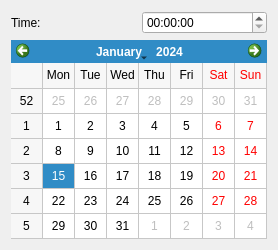
First picture: the form in bin/ui/datetime.ui, repository xrg/openerp-client-kde, before the edit.
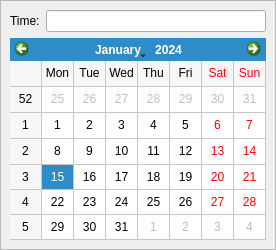
Second picture: the form after the edit.

Commit message: Widgets cleanup in order to try to make them usable in any widget style. For example it was breaking in Oxygen and Mac styles. No more maximum sizes and proper policies should be the norm now. Refer to bug #1910606 for more information.

What changed in the file:
```diff
--- a/bin/ui/datetime.ui
+++ b/bin/ui/datetime.ui
@@ -15,26 +15,55 @@
     <height>250</height>
    </size>
   </property>
+  <property name="styleSheet" >
+   <string>#DateTime{
+border: 1px solid black;
+}</string>
+  </property>
+  <layout class="QVBoxLayout" >
+   <property name="leftMargin" >
+    <number>0</number>
+   </property>
+   <property name="topMargin" >
+    <number>0</number>
+   </property>
+   <property name="rightMargin" >
+    <number>0</number>
+   </property>
+   <property name="bottomMargin" >
+    <number>0</number>
+   </property>
+   <item>
+    <widget class="QFrame" name="frame" >
+     <property name="frameShape" >
+      <enum>QFrame::StyledPanel</enum>
+     </property>
+     <property name="frameShadow" >
+      <enum>QFrame::Raised</enum>
+     </property>
   <layout class="QVBoxLayout" >
    <item>
     <layout class="QHBoxLayout" >
      <item>
-      <widget class="QLabel" name="timeLbl" >
+         <widget class="QLabel" name="labelTime" >
        <property name="text" >
         <string>Time:</string>
        </property>
       </widget>
      </item>
      <item>
-      <widget class="QTimeEdit" name="timeEdit" />
+         <widget class="QLineEdit" name="uiTime" />
      </item>
     </layout>
    </item>
    <item>
-    <widget class="QCalendarWidget" name="calendarWidget" >
+       <widget class="QCalendarWidget" name="uiCalendar" >
      <property name="gridVisible" >
       <bool>true</bool>
      </property>
+       </widget>
+      </item>
+     </layout>
     </widget>
    </item>
   </layout>
```
Lines whose indentation alone changed are shown as unchanged. The commit also changes 13 other files.
